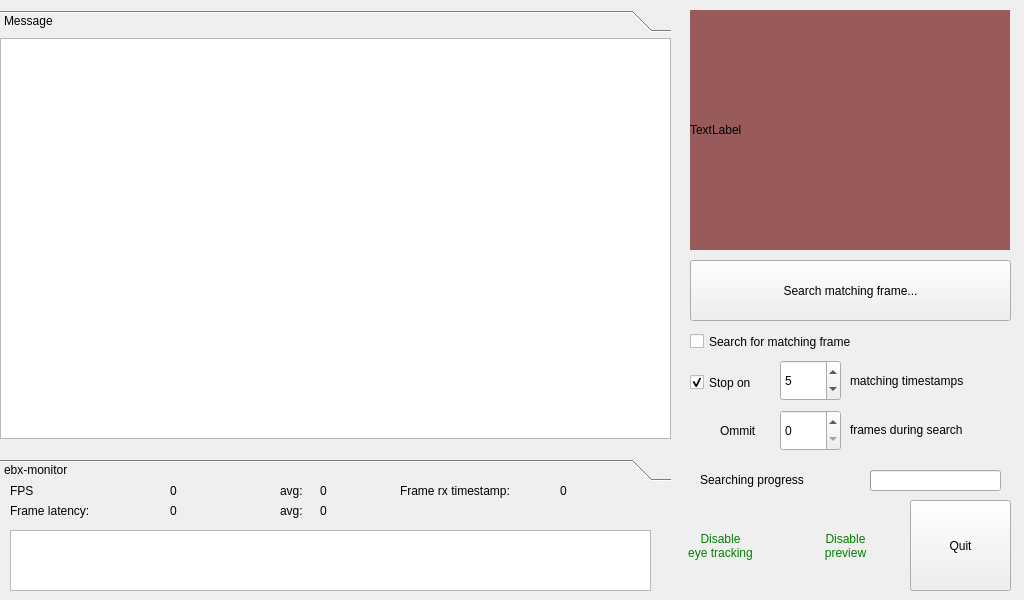
The window that eyetrackerwindow.ui (EBXFS15/EyeTrackerQt) describes before a commit, drawn with Qt 5.
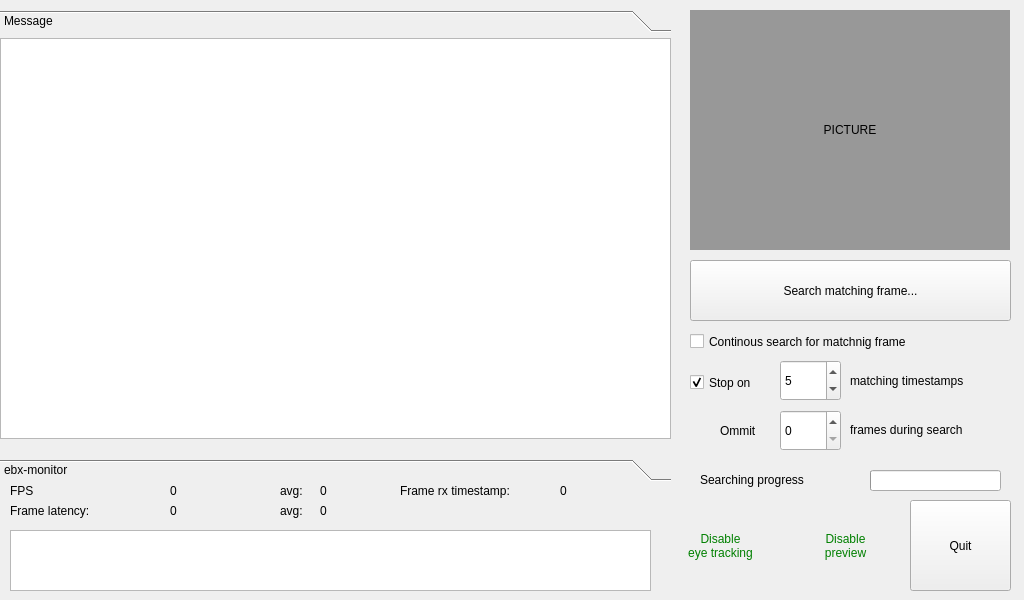
The same window after the commit. The open tabs and pages were chosen to show the change.

Patch:
```diff
--- a/eyetrackerwindow.ui
+++ b/eyetrackerwindow.ui
@@ -39,10 +39,13 @@
      <bool>false</bool>
     </property>
     <property name="styleSheet">
-     <string notr="true">background-color: rgb(152, 90, 90);</string>
+     <string notr="true">background-color: rgb(152, 152,152);</string>
     </property>
     <property name="text">
-     <string>TextLabel</string>
+     <string>PICTURE</string>
+    </property>
+    <property name="alignment">
+     <set>Qt::AlignCenter</set>
     </property>
     <property name="wordWrap">
      <bool>false</bool>
@@ -336,7 +339,7 @@
      </rect>
     </property>
     <property name="text">
-     <string>Search for matching frame</string>
+     <string>Continous search for matchnig frame</string>
     </property>
    </widget>
    <widget class="QCheckBox" name="chk_stop_interception">
```
Left out of the diff: 4 changed lines with no effect on the pictures.
